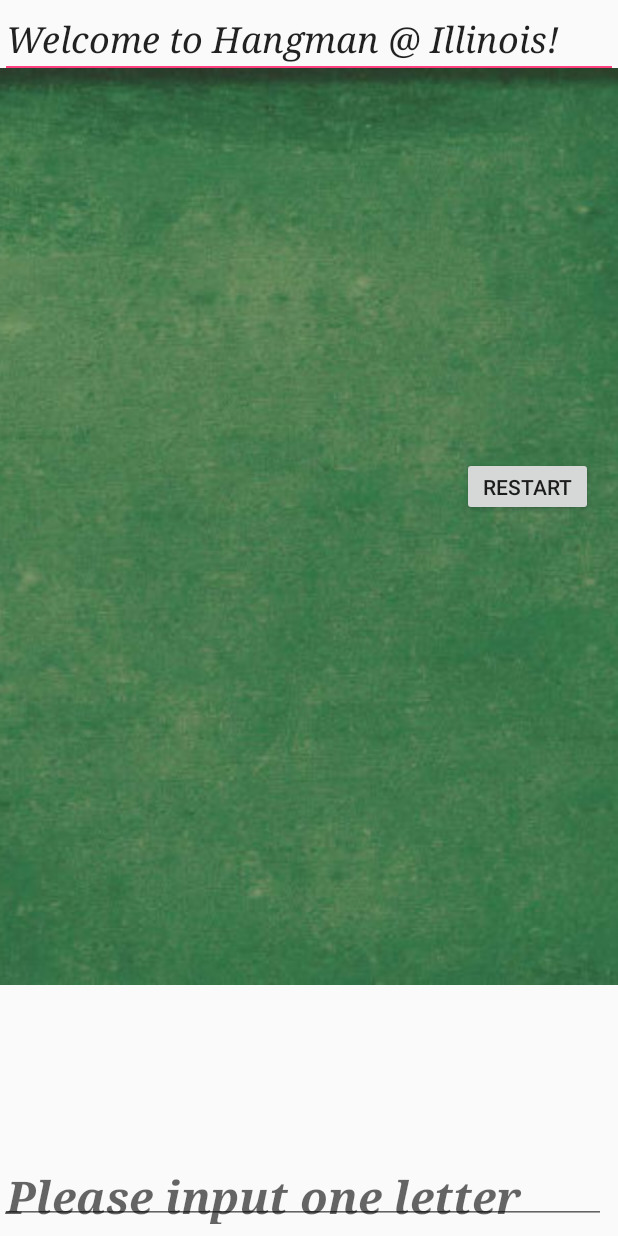
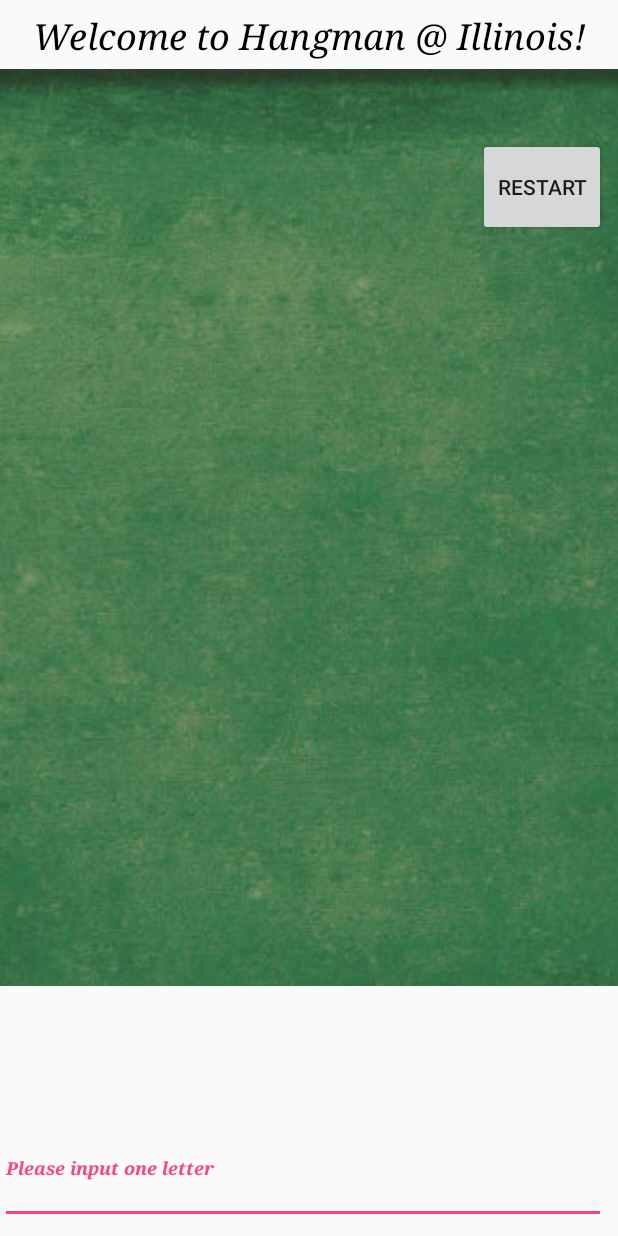
Before and after one commit to rkhoury2/Final-Project, an Android app: the screen it shows after launch (Hangman), on a phone screen of 412 x 824 dp. Run offline under Robolectric (Android 15) with nearby library versions, the phone set to English and light mode, and no system bars.

Commit message:
fixed text

```diff
--- a/app/src/main/res/layout/activity_hangman.xml
+++ b/app/src/main/res/layout/activity_hangman.xml
@@ -7,24 +7,31 @@
     android:layout_height="match_parent"
     tools:context=".Hangman">
 
-    <EditText
-        android:id="@+id/apptitle"
-        android:layout_width="0dp"
+    <TextView
+        android:id="@+id/textView"
+        android:layout_width="wrap_content"
         android:layout_height="wrap_content"
-        android:ems="10"
-        android:inputType="textPersonName"
+        android:layout_marginBottom="8dp"
+        android:layout_marginEnd="8dp"
+        android:layout_marginLeft="8dp"
+        android:layout_marginRight="8dp"
+        android:layout_marginStart="8dp"
+        android:layout_marginTop="8dp"
         android:text="Welcome to Hangman @ Illinois!"
+        android:textColor="@android:color/black"
         android:textSize="24sp"
         android:textStyle="italic"
         android:typeface="serif"
+        app:layout_constraintBottom_toBottomOf="parent"
         app:layout_constraintEnd_toEndOf="parent"
         app:layout_constraintStart_toStartOf="parent"
-        app:layout_constraintTop_toTopOf="parent" />
+        app:layout_constraintTop_toTopOf="parent"
+        app:layout_constraintVertical_bias="0.0" />
 
     <ImageView
         android:id="@+id/chalkboardbackground"
         android:layout_width="987dp"
-        android:layout_height="654dp"
+        android:layout_height="655dp"
         android:layout_marginEnd="8dp"
         android:layout_marginLeft="8dp"
         android:layout_marginRight="8dp"
@@ -38,18 +45,21 @@
 
     <Button
         android:id="@+id/button_id"
-        android:layout_width="87dp"
-        android:layout_height="39dp"
-        android:layout_marginBottom="480dp"
+        android:layout_width="85dp"
+        android:layout_height="65dp"
+        android:layout_marginBottom="8dp"
         android:layout_marginEnd="8dp"
         android:layout_marginLeft="8dp"
         android:layout_marginRight="8dp"
         android:layout_marginStart="8dp"
+        android:layout_marginTop="8dp"
         android:text="Restart"
         app:layout_constraintBottom_toBottomOf="parent"
         app:layout_constraintEnd_toEndOf="parent"
-        app:layout_constraintHorizontal_bias="0.971"
-        app:layout_constraintStart_toStartOf="parent" />
+        app:layout_constraintHorizontal_bias="1.0"
+        app:layout_constraintStart_toStartOf="parent"
+        app:layout_constraintTop_toTopOf="parent"
+        app:layout_constraintVertical_bias="0.113" />
 
     <android.support.design.widget.TextInputLayout
         android:id="@+id/textInputLayout"
```
